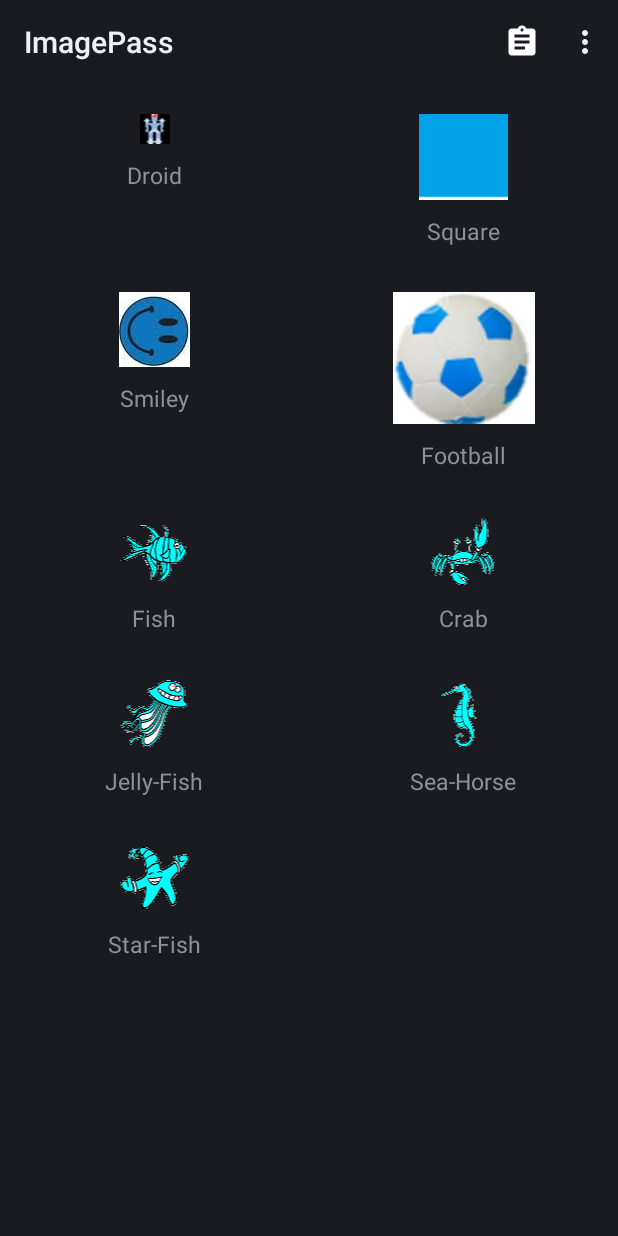
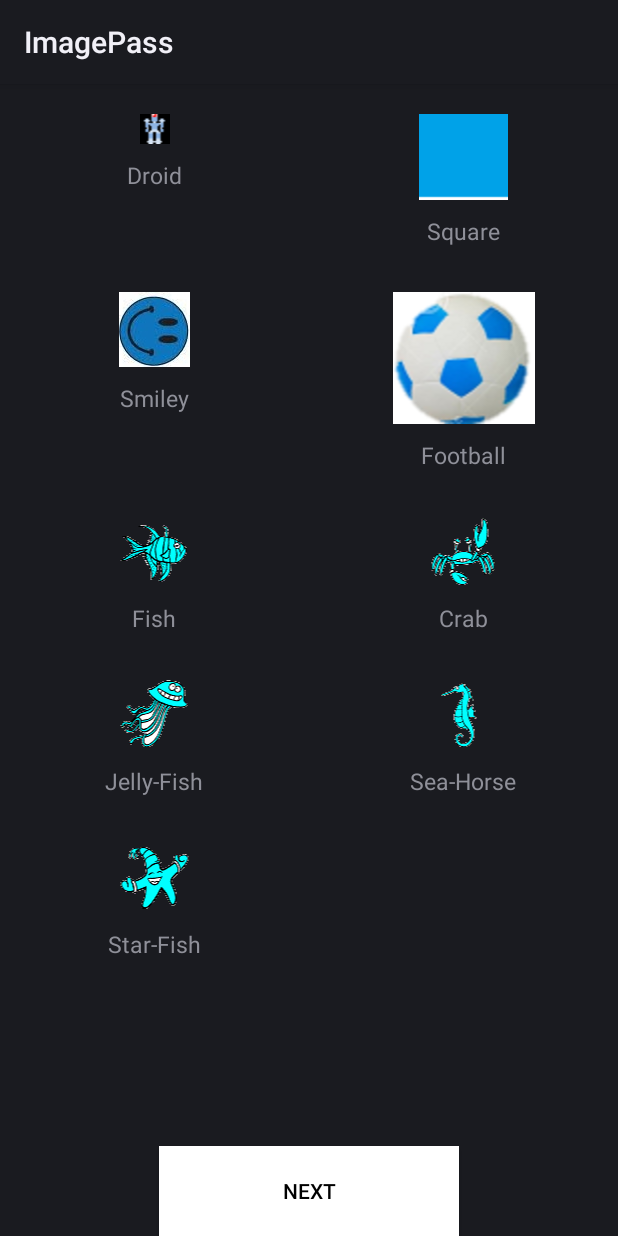
Before and after one commit to am2990/Dynamic-Password-Image, an Android app: the MainActivity screen opened directly, with no data from a screen before it, on a phone screen of 412 x 824 dp. Run offline under Robolectric (Android 15) with nearby library versions, the phone set to English and light mode, and no system bars.

Commit message:
Button Added in mainActivity.

```diff
--- a/app/src/main/java/edu/iiitd/dynamikpass/MainActivity.java
+++ b/app/src/main/java/edu/iiitd/dynamikpass/MainActivity.java
@@ -1,6 +1,24 @@
 /* ** activity to select objects from grid view ** */
 
 package edu.iiitd.dynamikpass;
+
+import android.app.Activity;
+import android.content.Context;
+import android.content.Intent;
+import android.graphics.Color;
+import android.os.Bundle;
+import android.view.ActionMode;
+import android.view.Menu;
+import android.view.MenuItem;
+import android.view.View;
+import android.view.ViewGroup;
+import android.widget.Button;
+import android.widget.Checkable;
+import android.widget.FrameLayout;
+import android.widget.GridView;
+import android.widget.ImageView;
+import android.widget.SimpleAdapter;
+import android.widget.Toast;
 
 import java.util.ArrayList;
 import java.util.Calendar;
@@ -10,40 +28,14 @@ import java.util.List;
 import edu.iiitd.dynamikpass.model.User;
 import edu.iiitd.dynamikpass.utils.DatabaseHelper;
 
-
-
-
-
-
-
-import android.app.Activity;
-import android.content.Context;
-import android.content.Intent;
-import android.content.pm.ResolveInfo;
-import android.os.Bundle;
-import android.view.ActionMode;
-import android.view.Menu;
-import android.view.MenuItem;
-import android.view.View;
-import android.view.ViewGroup;
-import android.widget.ArrayAdapter;
-import android.widget.Checkable;
-import android.widget.FrameLayout;
-import android.widget.GridView;
-import android.widget.ImageView;
-import android.widget.SimpleAdapter;
-import android.widget.Toast;
-
 public class MainActivity extends Activity {
 	GridView gridView;
-	Object obj;
 	int imageBack;
 	private boolean mChecked;
 	Intent iuser,icheckuser;
 	String checkuser;
 	User user;
 	ArrayList<String> images;
-	private static final int MENU_SELECTIMG = 0;
 
 	String[] objects = new String[] {
 			"Droid",
@@ -70,10 +62,15 @@ public class MainActivity extends Activity {
 			R.drawable.starb
 	};
 
+	private Button btnNext;
+
 	@Override
 	public void onCreate(Bundle savedInstanceState) {
 		super.onCreate(savedInstanceState);
 		setContentView(R.layout.activity_main);
+
+		btnNext = (Button) findViewById(R.id.btn_next);
+
 		images = new ArrayList();
 		//images.removeAll(images);
 		Intent ii = getIntent();
@@ -123,6 +120,35 @@ public class MainActivity extends Activity {
 		gridView.setChoiceMode(GridView.CHOICE_MODE_MULTIPLE_MODAL);
 		gridView.setMultiChoiceModeListener(new MultiChoiceModeListener());
 
+		btnNext.setOnClickListener(new View.OnClickListener() {
+			@Override
+			public void onClick(View v) {
+				try {
+					if (images.size() > 0) {
+						Intent intent = new Intent(getApplicationContext(), RegistrationActivity.class);
+
+						intent.putExtra("ib", imageBack);
+						intent.putExtra("imageobjs", images);
+						intent.putExtra("usern", user);
+						intent.putExtra("checkuser", checkuser);
+
+						long spentTime = Calendar.getInstance().getTimeInMillis() - startTime;
+						CSVeditor.shared().recordTimeStamp(spentTime, 7);
+
+						startActivity(intent);
+
+					} else {
+						Toast.makeText(getBaseContext(), "Select an image ", Toast.LENGTH_LONG).show();
+					}
+
+				}
+				catch(Exception e){
+					Toast.makeText(getBaseContext(), "Select an image ", Toast.LENGTH_LONG).show();
+				}
+				images = new ArrayList();
+			}
+		});
+
 
 	}
 
@@ -147,14 +173,6 @@ public class MainActivity extends Activity {
 
 
 		return l;
-	}
-	@Override
-	public boolean onCreateOptionsMenu(Menu menu) {
-		super.onCreateOptionsMenu(menu);
-
-		menu.add(0, MENU_SELECTIMG, 0, R.string.menu_selectimage);
-		getMenuInflater().inflate(R.menu.activity_main, menu);
-		return true;
 	}
 
 	public class CheckableLayout extends FrameLayout implements Checkable {
@@ -210,10 +228,6 @@ public class MainActivity extends Activity {
 											  long id, boolean checked){
 
 			HashMap<String,String> obj = (HashMap<String,String>)gridView.getItemAtPosition(position);
-			//images.removeAll(images);
-
-			System.out.println("obj: "+ obj.get("txt"));
-
 
 			int selectCount = gridView.getCheckedItemCount();
 			if(checked ) {
@@ -233,55 +247,14 @@ public class MainActivity extends Activity {
 			switch (selectCount) {
 				case 1:
 					mode.setSubtitle("One item selected");
+
 					break;
 				default:
 					mode.setSubtitle("" + selectCount + " items selected");
 					break;
 			}
-
-			for(int i = 0; i < images.size(); i++) {
-
-				System.out.println("list elem: "+images.get(i).toString());
-			}
 		}
 
-	}
-
-
-
-	@Override
-	public boolean onOptionsItemSelected(MenuItem item) {
-
-		switch (item.getItemId()) {
-			case MENU_SELECTIMG:
-				try {
-					if (images.size() > 0) {
-						Intent intent = new Intent(getApplicationContext(), RegistrationActivity.class);
-
-						intent.putExtra("ib", imageBack);
-						intent.putExtra("imageobjs", images);
-						intent.putExtra("usern", user);
-						intent.putExtra("checkuser", checkuser);
-
-						long spentTime = Calendar.getInstance().getTimeInMillis() - startTime;
-						CSVeditor.shared().recordTimeStamp(spentTime, 7);
-
-						startActivity(intent);
-
-					} else {
-						Toast.makeText(getBaseContext(), "Select an image ", Toast.LENGTH_LONG).show();
-					}
-
-				}
-				catch(Exception e){
-					Toast.makeText(getBaseContext(), "Select an image ", Toast.LENGTH_LONG).show();
-				}
-				images = new ArrayList();
-				return true;
-
-		}
-
-		return false;
 	}
 
 	private long startTime;
--- /dev/null
+++ b/app/src/main/res/drawable/rowselector.xml
@@ -0,0 +1,4 @@
+<?xml version="1.0" encoding="utf-8"?>
+<selector xmlns:android="http://schemas.android.com/apk/res/android">
+    <item android:state_activated="true" android:drawable="@android:color/white"/>
+</selector>
--- a/app/src/main/res/layout/activity_main.xml
+++ b/app/src/main/res/layout/activity_main.xml
@@ -1,7 +1,24 @@
-<GridView xmlns:android="http://schemas.android.com/apk/res/android"
-    xmlns:tools="http://schemas.android.com/tools"
+<RelativeLayout xmlns:android="http://schemas.android.com/apk/res/android"
     android:layout_width="match_parent"
-    android:layout_height="match_parent"
-    android:id="@+id/gridview"
-    android:numColumns="auto_fit"
- />
+    android:layout_height="match_parent">
+
+    <GridView
+        android:id="@+id/gridview"
+        android:layout_width="match_parent"
+        android:layout_height="wrap_content"
+        android:numColumns="auto_fit"
+        android:layout_alignParentTop="true"
+        android:layout_above="@+id/btn_next">
+    </GridView>
+
+    <Button
+        android:id="@+id/btn_next"
+        android:layout_width="200dp"
+        android:layout_height="60dp"
+        android:text="@string/button_next"
+        android:background="@android:color/white"
+        android:textColor="@android:color/black"
+        android:layout_centerHorizontal="true"
+        android:layout_alignParentBottom="true"/>
+
+</RelativeLayout>
--- a/app/src/main/res/layout/main_gal.xml
+++ b/app/src/main/res/layout/main_gal.xml
@@ -28,7 +28,7 @@
 		<Button
 			android:id="@+id/btn_set_background"
 			android:layout_width="250dp"
-			android:layout_height="70dp"
+			android:layout_height="60dp"
 			android:background="@android:color/white"
 			android:textColor="@android:color/black"
 			android:text="@string/button_set_background"
--- a/app/src/main/res/values/strings.xml
+++ b/app/src/main/res/values/strings.xml
@@ -76,6 +76,7 @@
 
     <!-- Buttons -->
     <string name="button_set_background">Set as background</string>
+    <string name="button_next">Next</string>
 
 
 
```
